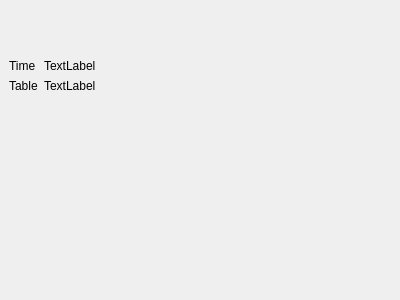
Qt form Ui/receiptTest.ui (qingwa901/LocalOrderApp) before a commit.
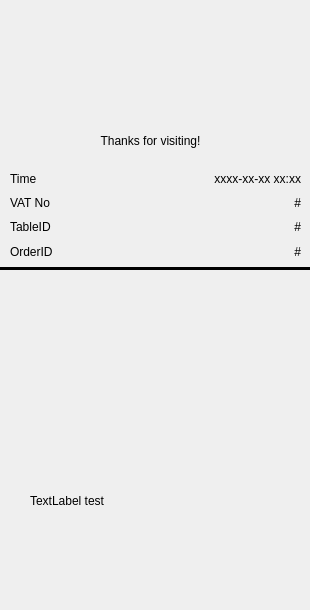
The same form after that commit. Icons and pictures are not drawn.

Commit message: need to chang to pyqt6 for loading html data

The edit to the form file:
```diff
--- a/Ui/receiptTest.ui
+++ b/Ui/receiptTest.ui
@@ -6,53 +6,243 @@
    <rect>
     <x>0</x>
     <y>0</y>
-    <width>400</width>
-    <height>300</height>
+    <width>310</width>
+    <height>610</height>
    </rect>
   </property>
   <property name="windowTitle">
    <string>Form</string>
   </property>
-  <widget class="QWidget" name="formLayoutWidget">
+  <widget class="QWidget" name="horizontalLayoutWidget">
    <property name="geometry">
     <rect>
-     <x>9</x>
-     <y>59</y>
-     <width>361</width>
-     <height>221</height>
+     <x>90</x>
+     <y>10</y>
+     <width>131</width>
+     <height>111</height>
     </rect>
    </property>
-   <layout class="QFormLayout" name="formLayout">
+   <layout class="QHBoxLayout" name="horizontalLayout">
+    <item>
+     <widget class="QLabel" name="label_5">
+      <property name="maximumSize">
+       <size>
+        <width>100</width>
+        <height>100</height>
+       </size>
+      </property>
+      <property name="text">
+       <string/>
+      </property>
+      <property name="pixmap">
+       <pixmap resource="../img/resource.qrc">:/Icon/icon.png</pixmap>
+      </property>
+      <property name="scaledContents">
+       <bool>true</bool>
+      </property>
+     </widget>
+    </item>
+   </layout>
+  </widget>
+  <widget class="QLabel" name="label_2">
+   <property name="geometry">
+    <rect>
+     <x>10</x>
+     <y>130</y>
+     <width>281</width>
+     <height>21</height>
+    </rect>
+   </property>
+   <property name="text">
+    <string>Thanks for visiting!</string>
+   </property>
+   <property name="alignment">
+    <set>Qt::AlignCenter</set>
+   </property>
+  </widget>
+  <widget class="QWidget" name="gridLayoutWidget">
+   <property name="geometry">
+    <rect>
+     <x>10</x>
+     <y>170</y>
+     <width>291</width>
+     <height>91</height>
+    </rect>
+   </property>
+   <layout class="QGridLayout" name="gridLayout">
+    <property name="sizeConstraint">
+     <enum>QLayout::SetMaximumSize</enum>
+    </property>
+    <property name="horizontalSpacing">
+     <number>6</number>
+    </property>
     <item row="0" column="0">
      <widget class="QLabel" name="label">
+      <property name="maximumSize">
+       <size>
+        <width>16777215</width>
+        <height>20</height>
+       </size>
+      </property>
       <property name="text">
        <string>Time</string>
       </property>
      </widget>
     </item>
     <item row="0" column="1">
-     <widget class="QLabel" name="label_2">
+     <widget class="QLabel" name="LBTime">
+      <property name="maximumSize">
+       <size>
+        <width>16777215</width>
+        <height>20</height>
+       </size>
+      </property>
+      <property name="layoutDirection">
+       <enum>Qt::LeftToRight</enum>
+      </property>
       <property name="text">
-       <string>TextLabel</string>
+       <string>xxxx-xx-xx xx:xx</string>
       </property>
+      <property name="alignment">
+       <set>Qt::AlignRight|Qt::AlignTrailing|Qt::AlignVCenter</set>
+      </property>
      </widget>
     </item>
-    <item row="1" column="0">
-     <widget class="QLabel" name="label_3">
+    <item row="2" column="1">
+     <widget class="QLabel" name="LBTable">
+      <property name="minimumSize">
+       <size>
+        <width>0</width>
+        <height>20</height>
+       </size>
+      </property>
+      <property name="layoutDirection">
+       <enum>Qt::LeftToRight</enum>
+      </property>
       <property name="text">
-       <string>Table</string>
+       <string>#</string>
+      </property>
+      <property name="alignment">
+       <set>Qt::AlignRight|Qt::AlignTrailing|Qt::AlignVCenter</set>
+      </property>
+     </widget>
+    </item>
+    <item row="3" column="1">
+     <widget class="QLabel" name="label_7">
+      <property name="maximumSize">
+       <size>
+        <width>16777215</width>
+        <height>20</height>
+       </size>
+      </property>
+      <property name="text">
+       <string>#</string>
+      </property>
+      <property name="alignment">
+       <set>Qt::AlignRight|Qt::AlignTrailing|Qt::AlignVCenter</set>
       </property>
      </widget>
     </item>
     <item row="1" column="1">
+     <widget class="QLabel" name="LBVATNo">
+      <property name="maximumSize">
+       <size>
+        <width>16777215</width>
+        <height>20</height>
+       </size>
+      </property>
+      <property name="text">
+       <string>#</string>
+      </property>
+      <property name="alignment">
+       <set>Qt::AlignRight|Qt::AlignTrailing|Qt::AlignVCenter</set>
+      </property>
+     </widget>
+    </item>
+    <item row="1" column="0">
      <widget class="QLabel" name="label_4">
+      <property name="maximumSize">
+       <size>
+        <width>16777215</width>
+        <height>20</height>
+       </size>
+      </property>
       <property name="text">
-       <string>TextLabel</string>
+       <string>VAT No</string>
+      </property>
+     </widget>
+    </item>
+    <item row="3" column="0">
+     <widget class="QLabel" name="label_6">
+      <property name="maximumSize">
+       <size>
+        <width>16777215</width>
+        <height>20</height>
+       </size>
+      </property>
+      <property name="text">
+       <string>OrderID</string>
+      </property>
+     </widget>
+    </item>
+    <item row="2" column="0">
+     <widget class="QLabel" name="label_3">
+      <property name="maximumSize">
+       <size>
+        <width>16777215</width>
+        <height>20</height>
+       </size>
+      </property>
+      <property name="text">
+       <string>TableID</string>
       </property>
      </widget>
     </item>
    </layout>
   </widget>
+  <widget class="Line" name="line">
+   <property name="geometry">
+    <rect>
+     <x>0</x>
+     <y>260</y>
+     <width>311</width>
+     <height>16</height>
+    </rect>
+   </property>
+   <property name="frameShadow">
+    <enum>QFrame::Plain</enum>
+   </property>
+   <property name="lineWidth">
+    <number>3</number>
+   </property>
+   <property name="orientation">
+    <enum>Qt::Horizontal</enum>
+   </property>
+  </widget>
+  <widget class="QWidget" name="formLayoutWidget">
+   <property name="geometry">
+    <rect>
+     <x>10</x>
+     <y>280</y>
+     <width>291</width>
+     <height>81</height>
+    </rect>
+   </property>
+   <layout class="QFormLayout" name="formLayout"/>
+  </widget>
+  <widget class="QLabel" name="label_8">
+   <property name="geometry">
+    <rect>
+     <x>30</x>
+     <y>490</y>
+     <width>283</width>
+     <height>21</height>
+    </rect>
+   </property>
+   <property name="text">
+    <string>TextLabel test</string>
+   </property>
+  </widget>
  </widget>
  <resources/>
  <connections/>
```
Left out of the diff: 4 changed lines with no effect on the pictures. The commit also changes 1 other file.
